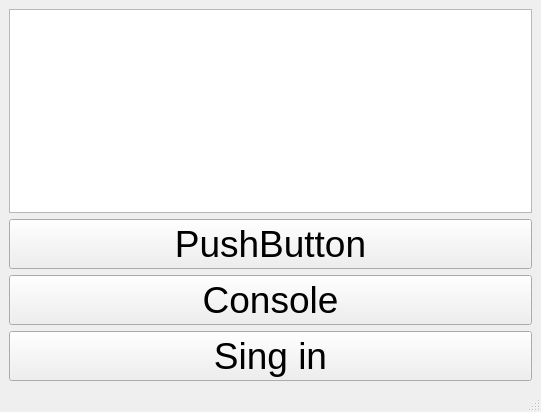
Qt form mainwindow.ui (pitteam11/QtPRj) before a commit.
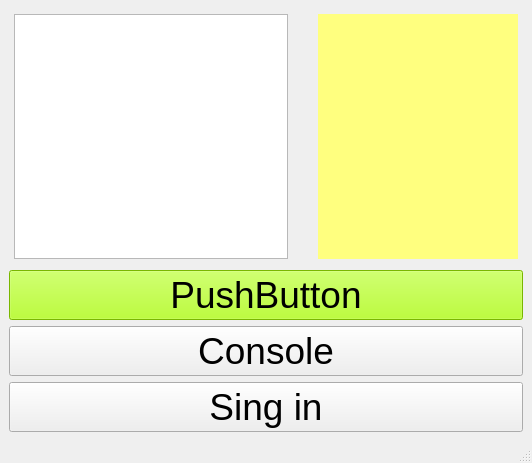
The same form after that commit. Icons and pictures are not drawn.

The edit to the form file:
```diff
--- a/mainwindow.ui
+++ b/mainwindow.ui
@@ -6,8 +6,8 @@
    <rect>
     <x>0</x>
     <y>0</y>
-    <width>541</width>
-    <height>412</height>
+    <width>532</width>
+    <height>463</height>
    </rect>
   </property>
   <property name="windowTitle">
@@ -16,6 +16,23 @@
   <widget class="QWidget" name="centralwidget">
    <layout class="QVBoxLayout" name="verticalLayout">
     <item>
+     <layout class="QHBoxLayout" name="horizontalLayout">
+      <property name="spacing">
+       <number>30</number>
+      </property>
+      <property name="leftMargin">
+       <number>5</number>
+      </property>
+      <property name="topMargin">
+       <number>5</number>
+      </property>
+      <property name="rightMargin">
+       <number>5</number>
+      </property>
+      <property name="bottomMargin">
+       <number>5</number>
+      </property>
+      <item>
      <widget class="QTextEdit" name="textEdit">
       <property name="font">
        <font>
@@ -32,12 +49,39 @@
      </widget>
     </item>
     <item>
+       <widget class="QLabel" name="label">
+        <property name="minimumSize">
+         <size>
+          <width>200</width>
+          <height>200</height>
+         </size>
+        </property>
+        <property name="styleSheet">
+         <string notr="true">background-color: rgb(255, 255, 127);</string>
+        </property>
+        <property name="text">
+         <string/>
+        </property>
+        <property name="pixmap">
+         <pixmap>C:/Users/Преподаватель/Desktop/logo.png</pixmap>
+        </property>
+        <property name="scaledContents">
+         <bool>true</bool>
+        </property>
+       </widget>
+      </item>
+     </layout>
+    </item>
+    <item>
      <widget class="QPushButton" name="pushButton">
       <property name="font">
        <font>
         <pointsize>28</pointsize>
        </font>
       </property>
+      <property name="styleSheet">
+       <string notr="true">background-color: rgb(170, 255, 0);</string>
+      </property>
       <property name="text">
        <string>PushButton</string>
       </property>
```
Left out of the diff: 6 changed lines with no effect on the pictures. Lines whose indentation alone changed are shown as unchanged.
